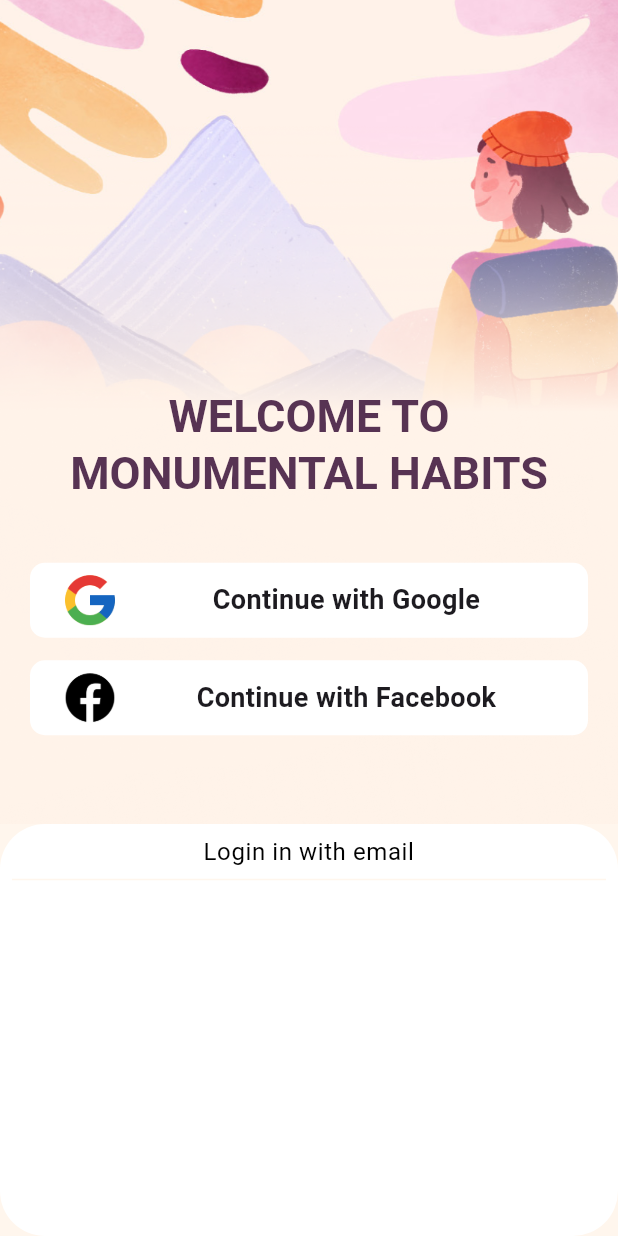
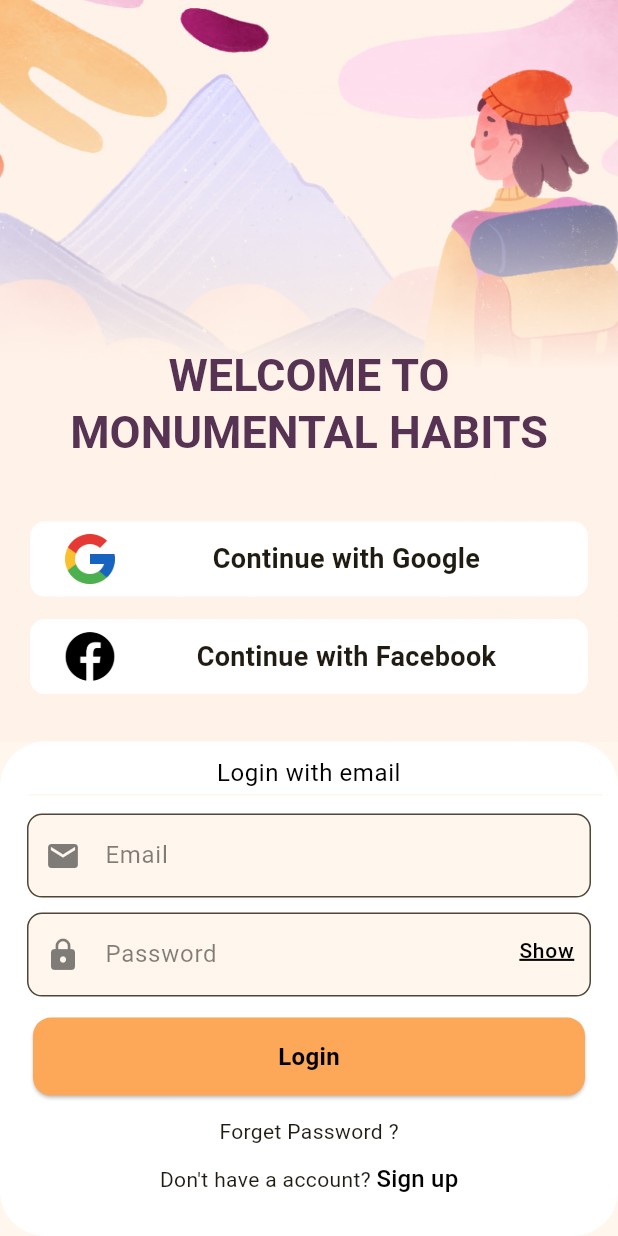
Before and after one commit to Arifcngk/Restaurant-Order-Application, a Flutter app: the screen it shows after launch, on a phone screen of 412 x 824 dp. Run offline on Flutter 3.47's test engine with Material 3 defaults, Android fonts, the phone set to English and light mode, and no system bars; our stand-ins replace flutter_onboarding_slider.

Commit message:
feat : login page ui kit made

```diff
--- /dev/null
+++ b/lib/core/partials_widget/btn_text_widget.dart
@@ -0,0 +1,33 @@
+import 'package:flutter/material.dart';
+import 'package:looking_for_a_custom_app/const/color.dart';
+
+class btnTextWidget extends StatelessWidget {
+  const btnTextWidget({
+    super.key,
+    required ColorApp colorApp,
+  }) : _colorApp = colorApp;
+
+  final ColorApp _colorApp;
+
+  @override
+  Widget build(BuildContext context) {
+    return GestureDetector(
+      child: SizedBox(
+        width: double.infinity,
+        height: 60,
+        child: Card(
+          color: _colorApp.btnColor,
+          child: Center(
+              child: Text(
+            'Login',
+            style: Theme.of(context).textTheme.bodyMedium!.copyWith(
+                  color: Colors.black,
+                  fontSize: 16,
+                  fontWeight: FontWeight.bold,
+                ),
+          )),
+        ),
+      ),
+    );
+  }
+}
--- /dev/null
+++ b/lib/core/partials_widget/txt_formField_widget.dart
@@ -0,0 +1,52 @@
+import 'package:flutter/material.dart';
+import 'package:looking_for_a_custom_app/const/color.dart';
+
+class txtFormFieldWidget extends StatelessWidget {
+  const txtFormFieldWidget({
+    super.key,
+    required ColorApp colorApp,
+    required this.icon,
+    required this.text,
+    this.isNotPassword = false,
+  }) : _colorApp = colorApp;
+
+  final ColorApp _colorApp;
+  final IconData icon;
+  final String text;
+  final bool isNotPassword;
+  @override
+  Widget build(BuildContext context) {
+    return TextFormField(
+      decoration: InputDecoration(
+        fillColor: _colorApp.scaffoldBackgroungColor,
+        filled: true,
+        prefixIcon: Icon(icon),
+        focusColor: _colorApp.btnColor,
+        suffixIcon: Padding(
+          padding: EdgeInsets.only(top: 12, right: 5),
+          child: Visibility(
+            visible: isNotPassword,
+            child: Text(
+              'Show',
+              style: Theme.of(context).textTheme.labelMedium!.copyWith(
+                    fontSize: 14,
+                    color: Colors.black,
+                    decoration:
+                        TextDecoration.underline, // Yazının altını çizer
+                    decorationColor:
+                        Colors.black, // Çizginin rengini siyah yapar
+                    decorationThickness: 2, // Çizginin kalınlığını ayarlar
+                  ),
+            ),
+          ),
+        ),
+        hintText: text,
+        hintStyle: TextStyle(color: Colors.black.withOpacity(0.5)),
+        prefixIconColor: Colors.black.withOpacity(0.5),
+        border: OutlineInputBorder(
+          borderRadius: BorderRadius.circular(10),
+        ),
+      ),
+    );
+  }
+}
--- a/lib/main.dart
+++ b/lib/main.dart
@@ -1,4 +1,5 @@
 import 'package:flutter/material.dart';
+import 'package:looking_for_a_custom_app/const/color.dart';
 import 'package:looking_for_a_custom_app/screen/auth/login_page_view.dart';
 import 'package:looking_for_a_custom_app/screen/introduction/onboarding_intro_view.dart';
 
@@ -15,8 +16,8 @@ class MyApp extends StatelessWidget {
       title: 'Looking for a custom app',
       debugShowCheckedModeBanner: false,
       theme: ThemeData(
-        colorScheme: ColorScheme.fromSeed(
-            seedColor: const Color.fromARGB(255, 75, 66, 90)),
+        colorScheme:
+            ColorScheme.fromSeed(seedColor: ColorApp().scaffoldBackgroungColor),
         useMaterial3: true,
       ),
       home: LoginPageView(),
--- a/lib/screen/auth/login_page_view.dart
+++ b/lib/screen/auth/login_page_view.dart
@@ -1,6 +1,8 @@
 import 'package:flutter/material.dart';
 import 'package:looking_for_a_custom_app/const/color.dart';
+import 'package:looking_for_a_custom_app/core/partials_widget/btn_text_widget.dart';
 import 'package:looking_for_a_custom_app/core/partials_widget/social_media_btn_widget.dart';
+import 'package:looking_for_a_custom_app/core/partials_widget/txt_formField_widget.dart';
 
 class LoginPageView extends StatefulWidget {
   const LoginPageView({super.key});
@@ -66,7 +68,7 @@ class _LoginPageViewState extends State<LoginPageView> {
             ),
           ),
           Expanded(
-            flex: 3,
+            flex: 4,
             child: SizedBox(
               width: double.infinity,
               child: Container(
@@ -75,11 +77,11 @@ class _LoginPageViewState extends State<LoginPageView> {
                   borderRadius: BorderRadius.all(Radius.circular(30)),
                 ),
                 child: Padding(
-                  padding: const EdgeInsets.all(8.0),
+                  padding: const EdgeInsets.all(10.0),
                   child: Column(
                     children: [
                       Text(
-                        'Login in with email',
+                        'Login with email',
                         style: Theme.of(context).textTheme.bodySmall!.copyWith(
                               fontSize: 16,
                               color: Colors.black,
@@ -88,6 +90,51 @@ class _LoginPageViewState extends State<LoginPageView> {
                       ),
                       Divider(
                         color: _colorApp.scaffoldBackgroungColor,
+                        height: 9,
+                        indent: 9,
+                      ),
+                      // Card for email and password fields
+                      Padding(
+                        padding: const EdgeInsets.all(4.0),
+                        child: Column(
+                          children: [
+                            Padding(
+                              padding: const EdgeInsets.all(4.0),
+                              child: Column(
+                                children: [
+                                  txtFormFieldWidget(
+                                    colorApp: _colorApp,
+                                    icon: Icons.email,
+                                    text: 'Email',
+                                  ),
+                                  const SizedBox(height: 10),
+                                  txtFormFieldWidget(
+                                    colorApp: _colorApp,
+                                    icon: Icons.lock,
+                                    text: 'Password',
+                                    isNotPassword: true,
+                                  ),
+                                  const SizedBox(height: 10),
+                                  btnTextWidget(colorApp: _colorApp),
+                                  const SizedBox(height: 10),
+                                  const Text('Forget Password ?'),
+                                  const SizedBox(height: 10),
+                                  Row(
+                                    mainAxisAlignment: MainAxisAlignment.center,
+                                    children: [
+                                      Text("Don't have a account? "),
+                                      Text('Sign up',
+                                          style: Theme.of(context)
+                                              .textTheme
+                                              .titleMedium!
+                                              .copyWith(color: Colors.black)),
+                                    ],
+                                  ),
+                                ],
+                              ),
+                            ),
+                          ],
+                        ),
                       ),
                     ],
                   ),
--- a/pubspec.yaml
+++ b/pubspec.yaml
@@ -69,6 +69,10 @@ flutter:
 
    #  auth img
     - img/auth_img/login.png
+    - img/auth_img/email.png
+    - img/auth_img/password.png
+
+
 
   # splash img
     - img/splash.png
```
Also changed, not shown: img/auth_img/email.png (added), img/auth_img/password.png (added).
